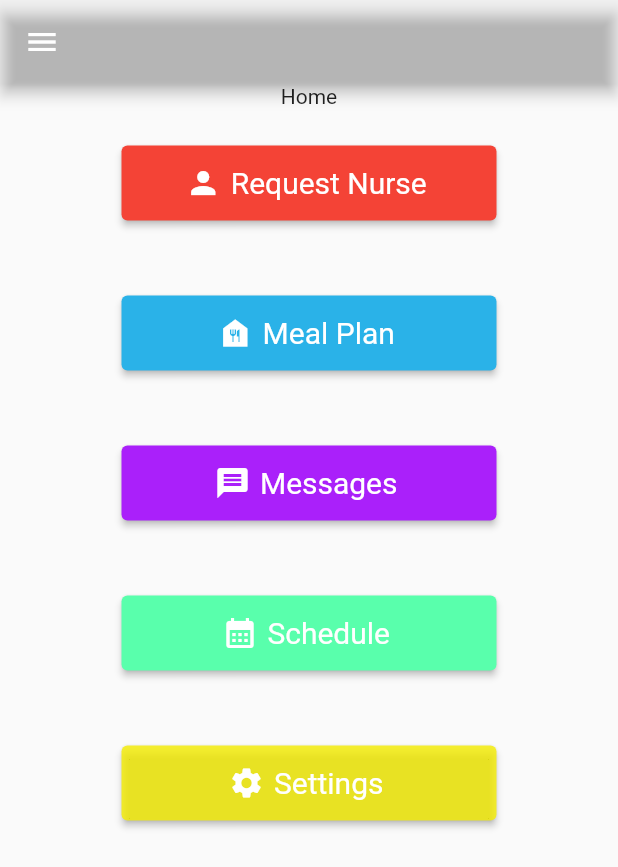
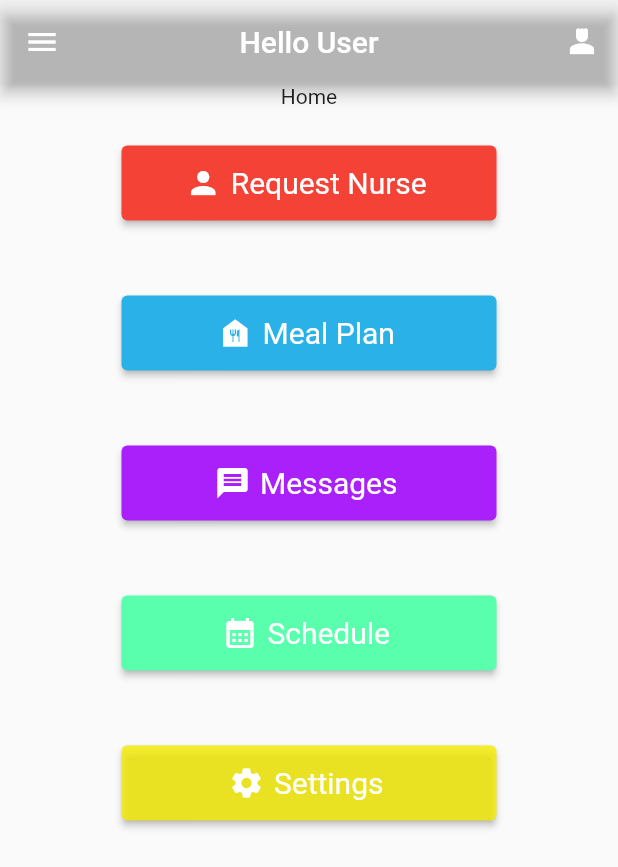
Before and after one commit to iilimit/RetirementHomeApp, a Flutter app: the screen it shows after launch, on a phone screen of 412 x 824 dp. Shown: the top 867 px of the screen. Run offline on Flutter 3.47's test engine with Material 2 defaults, Android fonts, the phone set to English and light mode, and no system bars.

Commit message:
added account button to the app bar

```diff
--- a/lib/home/home_widget.dart
+++ b/lib/home/home_widget.dart
@@ -28,6 +28,11 @@ class _MyHomePageState extends State<MyHomePage> {
         home: Scaffold(
             appBar: AppBar(
               backgroundColor: Colors.transparent,
+              centerTitle: true,
+              title: const Text("Hello User"),
+              actions: [
+                IconButton(icon: const Icon(Icons.person_4), onPressed: () {})
+              ],
             ),
             drawer: const NavigationMenu(),
             body: Center(
```
